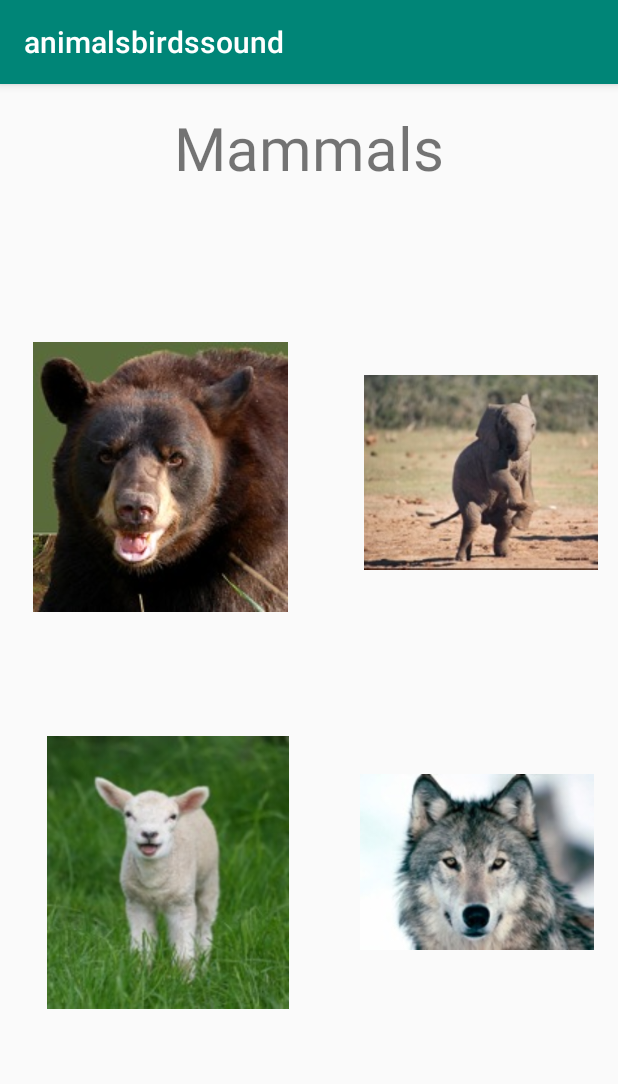
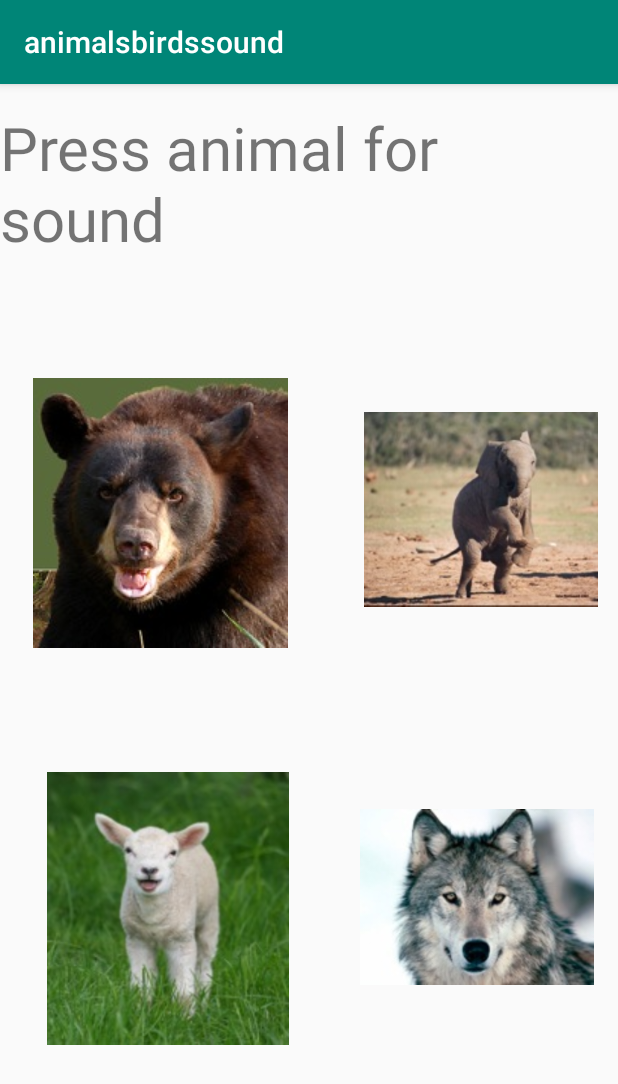
Before and after one commit to Shyamraja/Advanced-android-Labs, an Android app: the screen it shows after launch (MainActivity), on a phone screen of 412 x 824 dp. Shown: the top 1084 px of the screen. Run offline under Robolectric (Android 15) with nearby library versions, the phone set to English and light mode, and no system bars.

Commit message:
animal sound for bear working and layout modified

```diff
--- a/animalsbirdssound/app/src/main/java/com/example/animalsbirdssound/MainActivity.java
+++ b/animalsbirdssound/app/src/main/java/com/example/animalsbirdssound/MainActivity.java
@@ -2,12 +2,35 @@ package com.example.animalsbirdssound;
 
 import android.support.v7.app.AppCompatActivity;
 import android.os.Bundle;
+import android.view.View;
+import android.widget.ImageView;
+import android.widget.TextView;
+import android.media.MediaPlayer;
 
 public class MainActivity extends AppCompatActivity {
+     TextView animal;
+     ImageView imageView;
+     MediaPlayer mediaPlayer;
 
     @Override
     protected void onCreate(Bundle savedInstanceState) {
         super.onCreate(savedInstanceState);
         setContentView(R.layout.activity_main);
-    }
-}
+         animal = findViewById(R.id.title);
+        imageView = findViewById(R.id.imageView);
+        mediaPlayer = new MediaPlayer();
+
+        imageView.setOnClickListener(new View.OnClickListener() {
+            @Override
+            public void onClick(View v) {
+                bearSound();
+               }
+           });
+       }
+
+    private void bearSound() {
+        mediaPlayer.stop();
+        mediaPlayer = MediaPlayer.create(this, R.raw.bear);
+        mediaPlayer.start();
+      }
+  }
--- a/animalsbirdssound/app/src/main/res/layout/activity_main.xml
+++ b/animalsbirdssound/app/src/main/res/layout/activity_main.xml
@@ -7,13 +7,13 @@
     tools:context=".MainActivity">
 
     <TextView
-        android:id="@+id/textView"
+        android:id="@+id/animal"
         android:layout_width="wrap_content"
         android:layout_height="wrap_content"
         android:layout_marginStart="15dp"
         android:layout_marginTop="15dp"
         android:layout_marginEnd="15dp"
-        android:text="Mammals"
+        android:text="Press animal for sound"
         android:textSize="40dp"
         app:layout_constraintEnd_toEndOf="parent"
         app:layout_constraintStart_toStartOf="parent"
@@ -30,7 +30,7 @@
         app:layout_constraintBottom_toTopOf="@+id/imageView3"
         app:layout_constraintEnd_toStartOf="@+id/imageView2"
         app:layout_constraintStart_toStartOf="parent"
-        app:layout_constraintTop_toBottomOf="@+id/textView"
+        app:layout_constraintTop_toBottomOf="@+id/animal"
         app:srcCompat="@drawable/bear" />
 
     <ImageView
@@ -44,7 +44,7 @@
         app:layout_constraintBottom_toTopOf="@+id/imageView4"
         app:layout_constraintEnd_toEndOf="parent"
         app:layout_constraintStart_toEndOf="@+id/imageView"
-        app:layout_constraintTop_toBottomOf="@+id/textView"
+        app:layout_constraintTop_toBottomOf="@+id/animal"
         app:srcCompat="@drawable/elephant" />
 
     <ImageView
```
